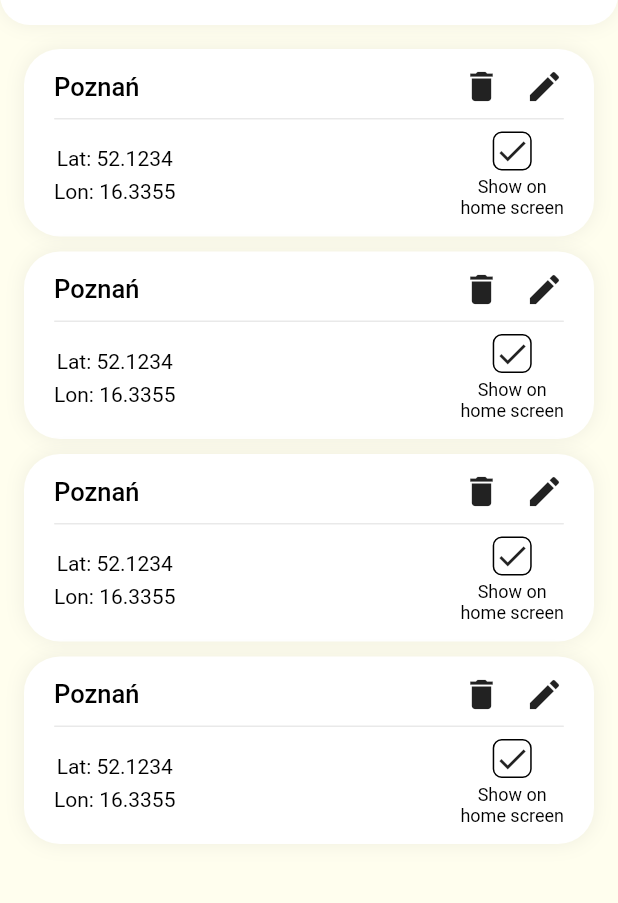
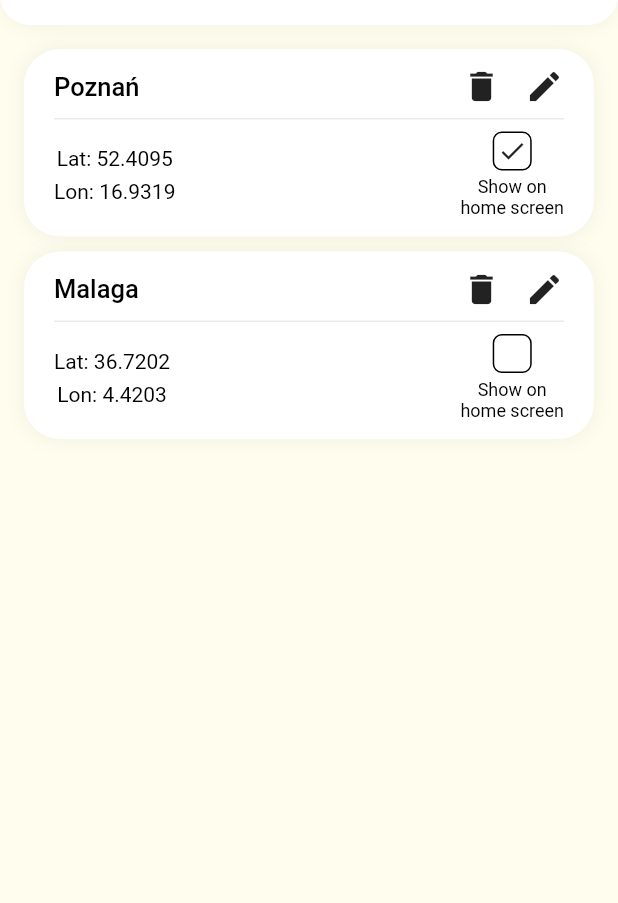
Before and after one commit to FirentisTFW/weather-app-flutter, a Flutter app: the LocationsListView screen opened by its route, on a phone screen of 412 x 824 dp, the part 56-959 px from its top. Run offline on Flutter 3.47's test engine with Material 2 defaults, Android fonts, the phone set to English and light mode, and no system bars; our stand-ins replace cached_network_image, dio, flutter_riverpod; network calls fail.

Commit message:
Updated locations list and checkbox, refactored code

```diff
--- a/lib/commons/mocks.dart
+++ b/lib/commons/mocks.dart
@@ -1,6 +1,7 @@
 import 'dart:math';
 
 import 'package:app/data/models/location_weather_data.dart';
+import 'package:app/data/models/named_location.dart';
 import 'package:app/networking/models/current_weather.dart';
 import 'package:app/networking/models/daily_forecast.dart';
 import 'package:app/networking/models/forecast_temperature.dart';
@@ -57,6 +58,21 @@ abstract class Mocks {
   static final List<HourlyForecast> hourlyForecast = _prepareHourlyForecast(
     howManyHours: 24,
   );
+
+  static const locations = [
+    NamedLocation(
+      latitude: 52.4095,
+      longitude: 16.9319,
+      name: 'Poznań',
+      showOnHomeScreen: true,
+    ),
+    NamedLocation(
+      latitude: 36.7202,
+      longitude: 4.4203,
+      name: 'Malaga',
+      showOnHomeScreen: false,
+    ),
+  ];
 
   static final locationWeatherData = LocationWeatherData(
     locationName: 'Poznań',
--- a/lib/data/models/named_location.dart
+++ b/lib/data/models/named_location.dart
@@ -2,10 +2,16 @@ class NamedLocation {
   final double latitude;
   final double longitude;
   final String name;
+  final bool showOnHomeScreen;
 
   const NamedLocation({
     required this.latitude,
     required this.longitude,
     required this.name,
+    required this.showOnHomeScreen,
   });
+
+  String get latitudeDisplay => latitude.toStringAsFixed(4);
+
+  String get longitudeDisplay => longitude.toStringAsFixed(4);
 }
--- a/lib/l10n/intl_en.arb
+++ b/lib/l10n/intl_en.arb
@@ -23,5 +23,8 @@
   "saturdayShort": "Sat",
   "sundayShort": "Sun",
   "homeManageLocationsButton": "Manage locations",
-  "locationsListAppBarTitle": "Manage locations"
+  "locationsListAppBarTitle": "Manage locations",
+  "latitudeShortDisplay": "Lat: {latitude}",
+  "longitudeShortDisplay": "Lon: {longitude}",
+  "locationCellCheckbox": "Show on\nhome screen"
 }
--- a/lib/universal_widgets/app_checkbox.dart
+++ b/lib/universal_widgets/app_checkbox.dart
@@ -1,22 +1,47 @@
+import 'package:app/universal_widgets/adaptive_button.dart';
 import 'package:flutter/material.dart';
 
 class AppCheckbox extends StatelessWidget {
-  // TODO Add functionality, finish styles
-  const AppCheckbox();
+  final void Function(bool) onChanged;
+  final ValueNotifier<bool> valueNotifier;
+
+  const AppCheckbox({
+    required this.onChanged,
+    required this.valueNotifier,
+  });
 
   @override
   Widget build(BuildContext context) {
     return SizedBox.fromSize(
       size: const Size.square(26.0),
-      child: DecoratedBox(
+      child: AdaptiveButton(
         decoration: BoxDecoration(
           border: Border.all(),
           borderRadius: BorderRadius.circular(6.0),
         ),
-        child: const Icon(
-          Icons.check,
+        onPressed: () {
+          valueNotifier.value = !valueNotifier.value;
+          onChanged(valueNotifier.value);
+        },
+        child: ValueListenableBuilder<bool>(
+          valueListenable: valueNotifier,
+          builder: (_, isSelected, __) {
+            return AnimatedSwitcher(
+              duration: const Duration(
+                milliseconds: 200,
+              ),
+              child: isSelected ? _buildCheckIcon() : const SizedBox.shrink(),
+            );
+          },
         ),
       ),
     );
   }
+
+  Widget _buildCheckIcon() {
+    return const Icon(
+      Icons.check,
+      size: 20.0,
+    );
+  }
 }
--- a/lib/views/home/home_providers.dart
+++ b/lib/views/home/home_providers.dart
@@ -18,6 +18,7 @@ final homeProvider = FutureProvider<CollectionOf2<LocationWeatherData>>(
               latitude: 52.4095,
               longitude: 16.9319,
               name: 'Poznań',
+              showOnHomeScreen: true,
             ),
           )
           .then((value) => firstLocationData = value),
@@ -27,6 +28,7 @@ final homeProvider = FutureProvider<CollectionOf2<LocationWeatherData>>(
               latitude: 36.7202,
               longitude: 4.4203,
               name: 'Malaga',
+              showOnHomeScreen: true,
             ),
           )
           .then((value) => secondLocationData = value),
--- a/lib/views/locations_list/locations_list_view.dart
+++ b/lib/views/locations_list/locations_list_view.dart
@@ -1,3 +1,4 @@
+import 'package:app/commons/mocks.dart';
 import 'package:app/styles/app_colors.dart';
 import 'package:app/styles/app_dimensions.dart';
 import 'package:app/views/locations_list/widgets/location_cell.dart';
@@ -25,8 +26,10 @@ class LocationsListView extends StatelessWidget {
     // TODO Remove mocks
     return ListView.separated(
       shrinkWrap: true,
-      itemBuilder: (_, index) => const LocationCell(),
-      itemCount: 4,
+      itemBuilder: (_, index) => LocationCell(
+        location: Mocks.locations[index],
+      ),
+      itemCount: Mocks.locations.length,
       padding: AppDimensions.defaultPaddingAll,
       separatorBuilder: (_, __) => const SizedBox(
         height: 10.0,
--- a/lib/views/locations_list/widgets/location_cell.dart
+++ b/lib/views/locations_list/widgets/location_cell.dart
@@ -1,4 +1,6 @@
+import 'package:app/data/models/named_location.dart';
 import 'package:app/extensions/list_extensions.dart';
+import 'package:app/generated/l10n.dart';
 import 'package:app/styles/app_colors.dart';
 import 'package:app/styles/app_decorations.dart';
 import 'package:app/styles/app_text_styles.dart';
@@ -6,11 +8,17 @@ import 'package:app/universal_widgets/app_checkbox.dart';
 import 'package:flutter/material.dart';
 
 class LocationCell extends StatelessWidget {
-  const LocationCell({
+  final NamedLocation location;
+  final ValueNotifier<bool> checkboxNotifier = ValueNotifier<bool>(false);
+
+  LocationCell({
+    required this.location,
     Key? key,
   }) : super(
           key: key,
-        );
+        ) {
+    checkboxNotifier.value = location.showOnHomeScreen;
+  }
 
   @override
   Widget build(BuildContext context) {
@@ -24,7 +32,7 @@ class LocationCell extends StatelessWidget {
         children: [
           _buildLocationNameAndIcons(),
           _buildSeparator(),
-          _buildCoordinatesAndCheckbox(),
+          _buildCoordinatesAndCheckbox(context),
         ].separatedBy(
           const SizedBox(
             height: 8.0,
@@ -37,10 +45,9 @@ class LocationCell extends StatelessWidget {
   Widget _buildLocationNameAndIcons() {
     return Row(
       children: [
-        // TODO Remove mocks
-        const Text(
-          'Poznań',
-          style: TextStyle(
+        Text(
+          location.name,
+          style: const TextStyle(
             color: AppColors.black,
             fontSize: 17.0,
             fontWeight: FontWeight.w500,
@@ -89,26 +96,25 @@ class LocationCell extends StatelessWidget {
     );
   }
 
-  Widget _buildCoordinatesAndCheckbox() {
+  Widget _buildCoordinatesAndCheckbox(BuildContext context) {
     return Row(
       mainAxisAlignment: MainAxisAlignment.spaceBetween,
       children: [
-        _buildCoordinates(),
-        _buildCheckbox(),
+        _buildCoordinates(context),
+        _buildCheckbox(context),
       ],
     );
   }
 
-  Widget _buildCoordinates() {
-    // TODO Remove mocks
+  Widget _buildCoordinates(BuildContext context) {
     return Column(
       children: <Widget>[
         Text(
-          'Lat: 52.1234',
+          S.of(context).latitudeShortDisplay(location.latitudeDisplay),
           style: AppTextStyles.text(),
         ),
         Text(
-          'Lon: 16.3355',
+          S.of(context).longitudeShortDisplay(location.longitudeDisplay),
           style: AppTextStyles.text(),
         ),
       ].separatedBy(
@@ -119,15 +125,19 @@ class LocationCell extends StatelessWidget {
     );
   }
 
-  Widget _buildCheckbox() {
-    // TODO Add checkbox logic, remove mocks
+  Widget _buildCheckbox(BuildContext context) {
     return Column(
       children: <Widget>[
-        const AppCheckbox(),
-        const Text(
-          'Show on\nhome screen',
+        AppCheckbox(
+          valueNotifier: checkboxNotifier,
+          onChanged: (value) {
+            // TODO Add checkbox logic
+          },
+        ),
+        Text(
+          S.of(context).locationCellCheckbox,
           textAlign: TextAlign.center,
-          style: TextStyle(
+          style: const TextStyle(
             color: AppColors.black,
             fontSize: 12.0,
             fontWeight: FontWeight.w400,
--- a/lib/views/locations_list/widgets/locations_list_app_bar.dart
+++ b/lib/views/locations_list/widgets/locations_list_app_bar.dart
@@ -8,6 +8,9 @@ class LocationsListAppBar extends StatelessWidget implements PreferredSizeWidget
   const LocationsListAppBar({
     required this.onAddIconPressed,
   });
+
+  @override
+  Size get preferredSize => const Size.fromHeight(64.0);
 
   @override
   Widget build(BuildContext context) {
@@ -65,7 +68,4 @@ class LocationsListAppBar extends StatelessWidget implements PreferredSizeWidget
       ),
     );
   }
-
-  @override
-  Size get preferredSize => const Size.fromHeight(64.0);
 }
```
Also changed, not shown: lib/generated/intl/messages_en.dart, lib/generated/l10n.dart.
